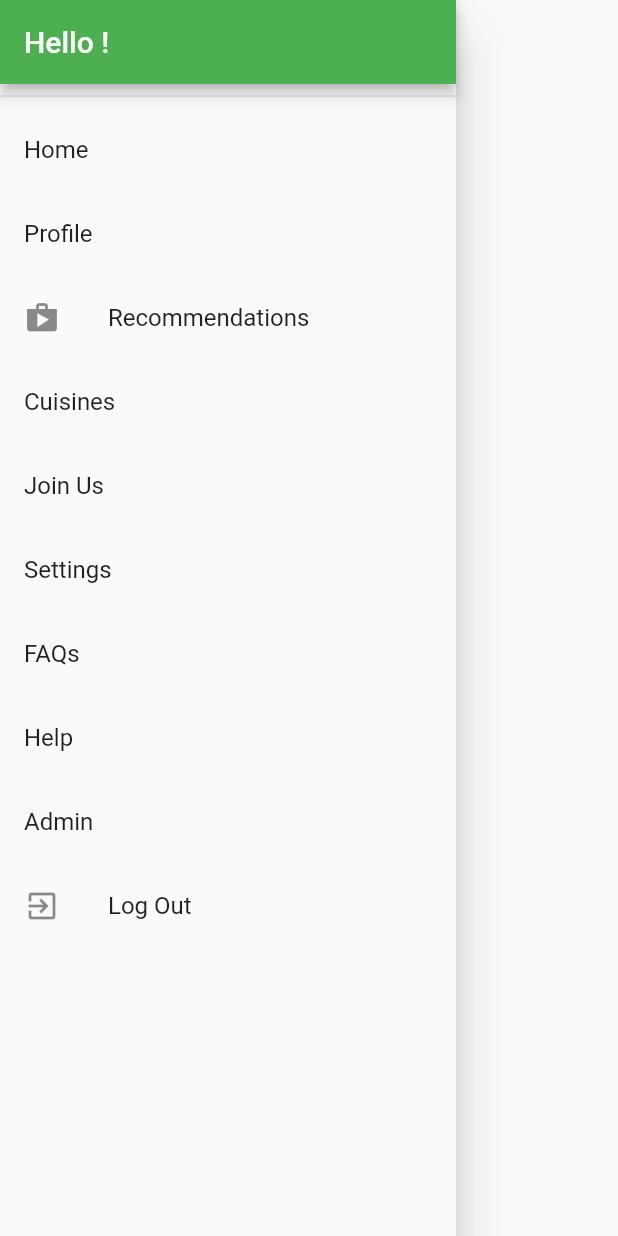
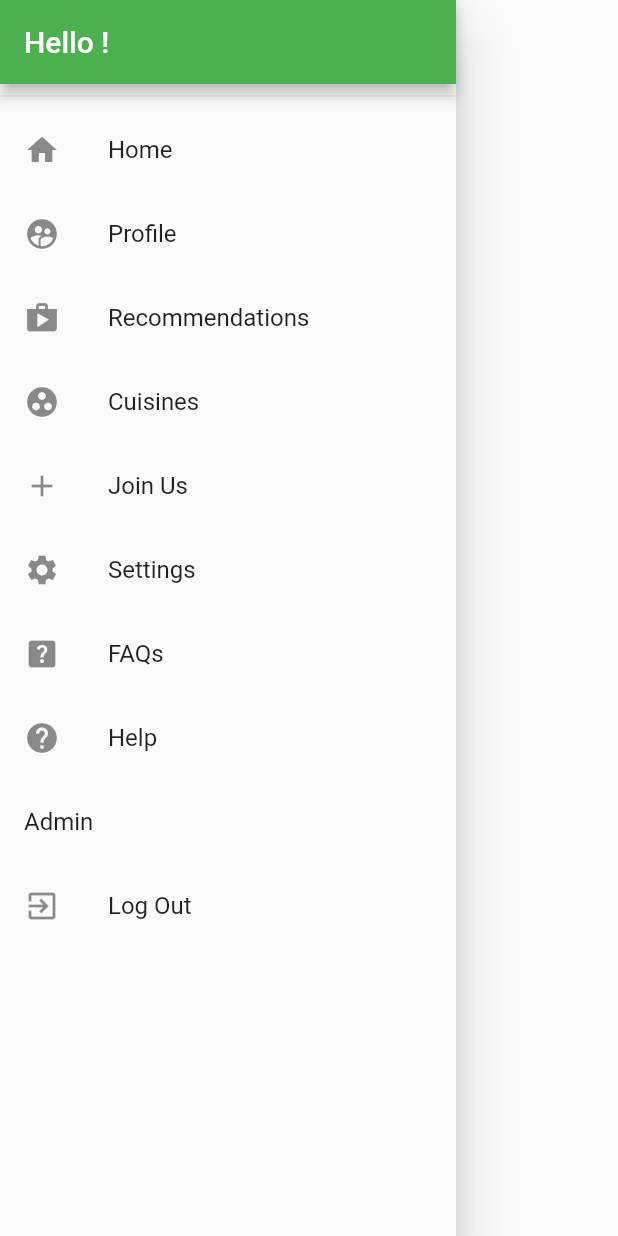
Before and after one commit to D-mahmoud/Wise-Food, a Flutter app: the AppDrawer widget shown alone on an empty page, opened directly, on a phone screen of 412 x 824 dp. Run offline on Flutter 3.47's test engine with Material 2 defaults, Android fonts, the phone set to English and light mode, and no system bars; our stand-ins replace carousel_pro, flutter_svg, rating_bar, settings_ui, shared_preferences; accounts and stored records are empty; network calls fail.

Commit message:
drawer icons

```diff
--- a/lib/widgets/drawer.dart
+++ b/lib/widgets/drawer.dart
@@ -2,7 +2,7 @@ import 'package:flutter/material.dart';
 import 'package:provider/provider.dart';
 
 //import 'package:lec16_shop/screens/orders_screen.dart';
-import 'package:wisefood/widgets/joinus.dart';
+
 import 'package:wisefood/providers/auth.dart';
 
 class AppDrawer extends StatelessWidget {
@@ -17,10 +17,12 @@ class AppDrawer extends StatelessWidget {
           ),
           Divider(),
           ListTile(
+            leading: Icon(Icons.home),
             title: Text('Home'),
             onTap: () => Navigator.pushNamed(context, 'home'),
           ),
           ListTile(
+            leading: Icon(Icons.supervised_user_circle),
             title: Text('Profile'),
             onTap: () => Navigator.pushNamed(context, 'profile'),
           ),
@@ -30,22 +32,27 @@ class AppDrawer extends StatelessWidget {
             onTap: () => Navigator.pushNamed(context, 'recommend'),
           ),
           ListTile(
+            leading: Icon(Icons.group_work),
             title: Text('Cuisines'),
             onTap: () => Navigator.pushNamed(context, 'cuisines'),
           ),
           ListTile(
+            leading: Icon(Icons.add_sharp),
             title: Text('Join Us'),
             onTap: () => Navigator.pushNamed(context, 'join us'),
           ),
           ListTile(
+            leading: Icon(Icons.settings),
             title: Text('Settings'),
             onTap: () => Navigator.pushNamed(context, 'settings'),
           ),
           ListTile(
+            leading: Icon(Icons.help_center),
             title: Text('FAQs'),
             onTap: () => Navigator.pushNamed(context, 'faqs'),
           ),
           ListTile(
+            leading: Icon(Icons.help),
             title: Text('Help'),
             onTap: () => Navigator.pushNamed(context, 'help'),
           ),
```
